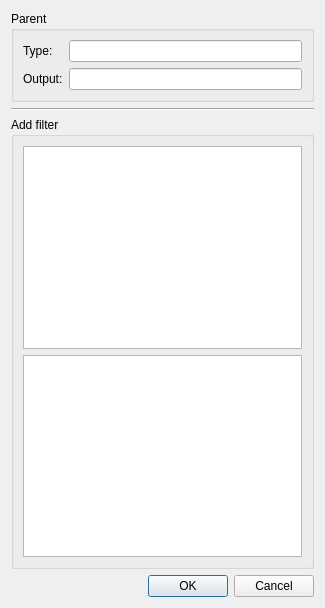
Above: Applications/DataExplorer/VtkVis/VtkAddFilterDialogBase.ui from ufz/ogs before the change. Below: the same form after it.
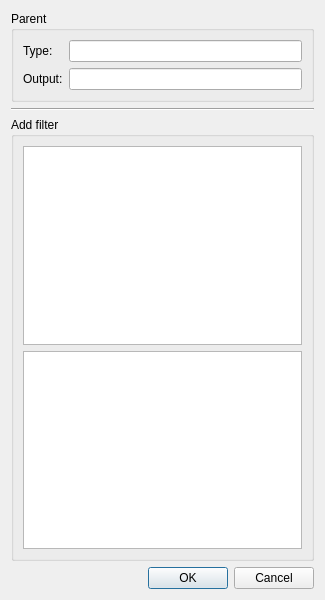
That is the form after the change.

Diff of the .ui file:
```diff
--- a/Applications/DataExplorer/VtkVis/VtkAddFilterDialogBase.ui
+++ b/Applications/DataExplorer/VtkVis/VtkAddFilterDialogBase.ui
@@ -7,9 +7,21 @@
     <x>0</x>
     <y>0</y>
     <width>325</width>
-    <height>608</height>
+    <height>600</height>
    </rect>
   </property>
+  <property name="minimumSize">
+   <size>
+    <width>325</width>
+    <height>600</height>
+   </size>
+  </property>
+  <property name="maximumSize">
+   <size>
+    <width>325</width>
+    <height>600</height>
+   </size>
+  </property>
   <property name="windowTitle">
    <string>Add visualization filter</string>
   </property>
```
